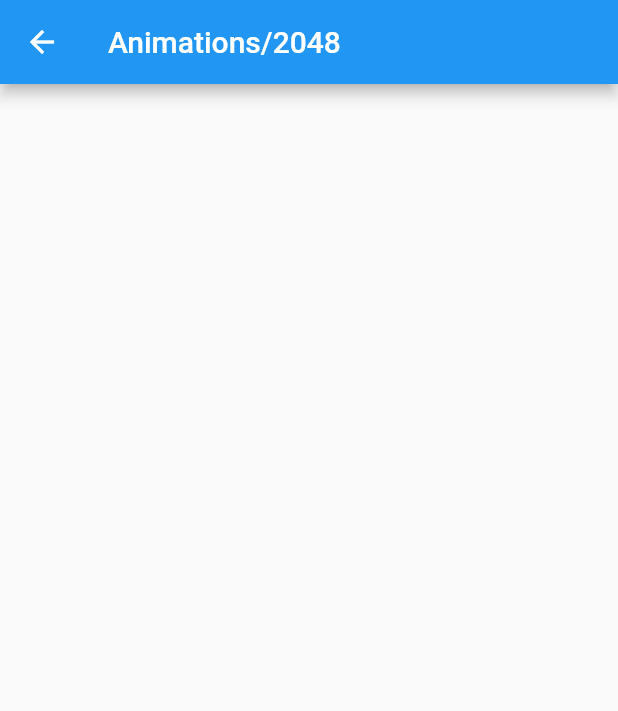
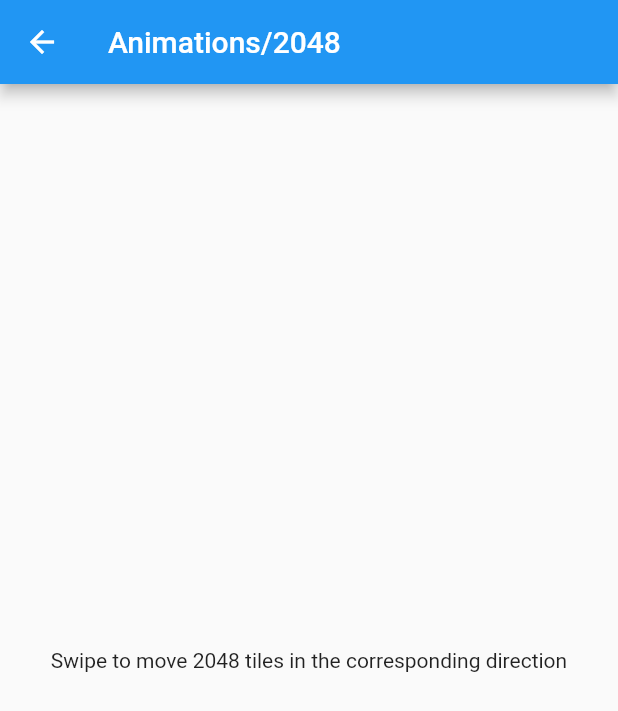
Before and after one commit to pmalessa/groovegrid, a Flutter app: the screen it shows after launch, tab 2 chosen, after a tap on the "play arrow" icon, on a phone screen of 412 x 824 dp. Shown: the top 711 px of the screen. Run offline on Flutter 3.47's test engine with Material 2 defaults, Android fonts, the phone set to English and light mode, and no system bars; our stand-ins replace flutter_bluetooth_serial.

Commit message:
Horizontal Prototype for an interface for controlling animations and games

```diff
--- a/MobileApp/groove_grid/lib/controls.dart
+++ b/MobileApp/groove_grid/lib/controls.dart
@@ -12,7 +12,7 @@ class SwipeControlsView extends StatefulWidget {
 }
 
 class _SwipeControlsViewState extends State<SwipeControlsView> {
-  String _labelText = "";
+  String _labelText = "Swipe to move 2048 tiles in the corresponding direction";
 
   void _setLabel(String text) {
     setState(() {
--- a/MobileApp/groove_grid/lib/main.dart
+++ b/MobileApp/groove_grid/lib/main.dart
@@ -53,7 +53,6 @@ class _HomePageState extends State<HomePage> {
   String _tab1LabelText = "First Tab";
   String _tab2LabelText = "Second Tab";
 
-
   void _setTab1Label(String text) {
     setState(() {
       _tab1LabelText = text;
@@ -84,23 +83,26 @@ class _HomePageState extends State<HomePage> {
           // Here we take the value from the MyHomePage object that was created by
           // the App.build method, and use it to set our appbar title.
           title: Text(widget.title),
-          bottom: TabBar(
-              tabs: [
-                Tab(icon: Icon(Icons.bubble_chart)),
-                Tab(icon: Icon(Icons.videogame_asset)),
-              ]),
+          bottom: TabBar(tabs: [
+            Tab(icon: Icon(Icons.bubble_chart)),
+            Tab(icon: Icon(Icons.videogame_asset)),
+          ]),
         ),
         body: TabBarView(
           children: [
-            Center(child: Text(_tab1LabelText)),
-            Center(child: Text(_tab2LabelText)),
+            AnimationsListView(),
+            //Center(child: Text(_tab1LabelText, style: Theme.of(context).textTheme.subhead,)),
+            GamesListView(),
           ],
         ),
         floatingActionButton: FloatingActionButton(
           onPressed: () {
             Navigator.push(
               context,
-              MaterialPageRoute(builder: (context) => SwipeControlsView(title: 'Animations/2048',)),
+              MaterialPageRoute(
+                  builder: (context) => SwipeControlsView(
+                        title: 'Animations/2048',
+                      )),
             );
           },
           tooltip: 'Play',
@@ -110,3 +112,119 @@ class _HomePageState extends State<HomePage> {
     );
   }
 }
+
+class AnimationsListView extends StatefulWidget {
+  @override
+  _AnimationsListViewState createState() => _AnimationsListViewState();
+}
+
+class _AnimationsListViewState extends State<AnimationsListView> {
+  @override
+  Widget build(BuildContext context) {
+    ListTile makeListTile(String title) => ListTile(
+          contentPadding: EdgeInsets.symmetric(horizontal: 20.0, vertical: 0.0),
+          leading: Container(
+            padding: EdgeInsets.only(right: 12.0),
+            decoration: new BoxDecoration(
+                border: new Border(
+                    right: new BorderSide(
+                        width: 1.0, color: Theme.of(context).hintColor))),
+            child: Icon(Icons.bubble_chart, color: Theme.of(context).hintColor),
+          ),
+          title: Text(
+            title,
+            style: Theme.of(context).textTheme.subhead,//TextStyle(color: Theme.of(context).text, fontWeight: FontWeight.bold),
+          ),
+          // subtitle: Text("Intermediate", style: TextStyle(color: Colors.white)),
+          trailing:
+              Icon(Icons.more_vert, color: Theme.of(context).hintColor, size: 25.0),
+          onTap: null,
+        );
+
+    Card makeCard(String title) => Card(
+          elevation: 8.0,
+          margin: new EdgeInsets.symmetric(horizontal: 10.0, vertical: 6.0),
+          child: Container(
+            decoration: BoxDecoration(color: Theme.of(context).cardColor),
+            child: makeListTile(title),
+          ),
+        );
+
+    return ListView(
+      children: <Widget>[
+        makeCard("Standard Animation"),
+        makeCard("New Animation"),
+        makeCard("Another New Animation"),
+      ],
+    );
+  }
+}
+
+
+class GamesListView extends StatefulWidget {
+  @override
+  _GamesListViewState createState() => _GamesListViewState();
+}
+
+class _GamesListViewState extends State<GamesListView> {
+  @override
+  Widget build(BuildContext context) {
+    ListTile makeListTile({@required String title, String subtitle, Icon icon}) => ListTile(
+      contentPadding: EdgeInsets.symmetric(horizontal: 20.0, vertical: 0.0),
+      leading: Container(
+        padding: EdgeInsets.only(right: 12.0),
+        decoration: new BoxDecoration(
+            border: new Border(
+                right: new BorderSide(
+                    width: 1.0, color: Theme.of(context).hintColor))),
+        child: Icon(Icons.videogame_asset, color: Theme.of(context).hintColor),
+      ),
+      title: Text(
+        title,
+        style: Theme.of(context).textTheme.subhead,//TextStyle(color: Theme.of(context).text, fontWeight: FontWeight.bold),
+      ),
+      // subtitle: Text("Intermediate", style: TextStyle(color: Colors.white)),
+
+      subtitle: Row(
+        children: <Widget>[
+          Expanded(
+              flex: 1,
+              child: Container(
+                // tag: 'hero',
+                child: LinearProgressIndicator(
+                    backgroundColor: Color.fromRGBO(209, 224, 224, 0.4),
+                    value: 0.5,
+                    valueColor: AlwaysStoppedAnimation(Colors.green)),
+              )),
+          Expanded(
+            flex: 4,
+            child: Padding(
+                padding: EdgeInsets.only(left: 10.0),
+                child: Text(subtitle != null? subtitle:"Undefined",
+                    style: Theme.of(context).textTheme.body1)),
+          )
+        ],
+      ),
+      trailing:
+      Icon(Icons.keyboard_arrow_right, color: Theme.of(context).hintColor, size: 30.0),
+      onTap: null,
+    );
+
+    Card makeCard({@required String title, String subtitle, Icon icon}) => Card(
+      elevation: 8.0,
+      margin: new EdgeInsets.symmetric(horizontal: 10.0, vertical: 6.0),
+      child: Container(
+        decoration: BoxDecoration(color: Theme.of(context).cardColor),
+        child: makeListTile(title: title, subtitle: subtitle, icon: icon),
+      ),
+    );
+
+    return ListView(
+      children: <Widget>[
+        makeCard(title: "2048", subtitle: "Can math really be fun?"),
+        makeCard(title: "Invisible", subtitle: "Sneak yourself to victory"),
+        makeCard(title: "Whack-A-Mole", subtitle: "Can you whack 'em all?"),
+      ],
+    );
+  }
+}
```
